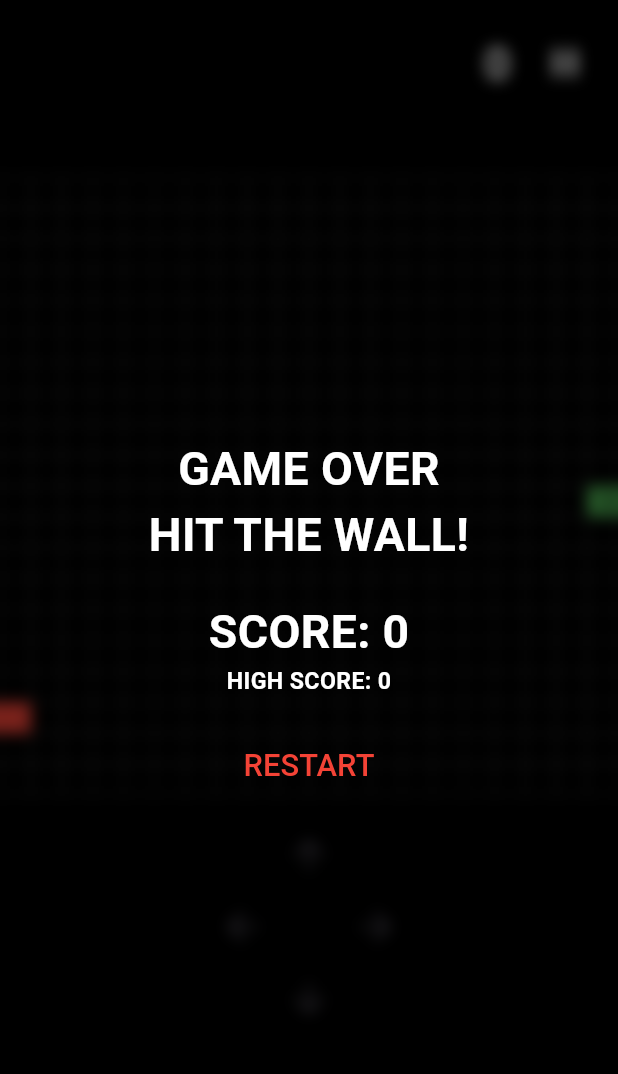
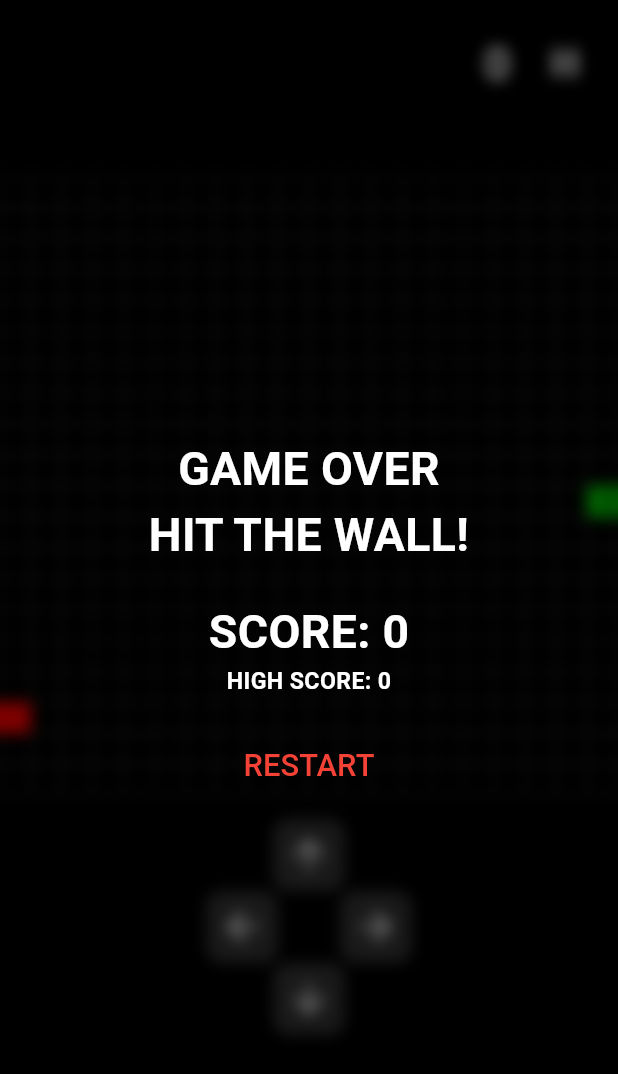
Before and after one commit to pikacu100/flutter_snake, a Flutter app: the screen it shows after launch, after a tap on the "arrow upward" icon, on a phone screen of 412 x 824 dp. Shown: the top 1074 px of the screen. Run offline on Flutter 3.47's test engine with Material 3 defaults, Android fonts, the phone set to English and light mode, and no system bars; our stand-ins replace shared_preferences.

Commit message:
better buttons

```diff
--- a/lib/screens/snakegame.dart
+++ b/lib/screens/snakegame.dart
@@ -253,36 +253,26 @@ class _SnakeGameState extends State<SnakeGame> {
                       padding: const EdgeInsets.all(16.0),
                       child: Column(
                         children: [
-                          IconButton(
-                            icon:
-                                Icon(Icons.arrow_upward, size: cellSize * 1.5),
-                            onPressed: () =>
-                                changeDirection(const Offset(0, -1)),
-                          ),
+                          _buildArrowButton(
+                                Icons.arrow_upward,
+                                () => changeDirection(const Offset(0, -1)),
+                              ),
                           Row(
                             mainAxisAlignment: MainAxisAlignment.center,
                             children: [
-                              IconButton(
-                                icon: Icon(Icons.arrow_back,
-                                    size: cellSize * 1.5),
-                                onPressed: () =>
-                                    changeDirection(const Offset(-1, 0)),
+                               _buildArrowButton(
+                                Icons.arrow_back,
+                                () => changeDirection(const Offset(-1, 0)),
                               ),
                               SizedBox(width: cellSize * 2),
-                              IconButton(
-                                icon: Icon(Icons.arrow_forward,
-                                    size: cellSize * 1.5),
-                                onPressed: () =>
-                                    changeDirection(const Offset(1, 0)),
+                              _buildArrowButton(
+                                Icons.arrow_forward,
+                                () => changeDirection(const Offset(1, 0)),
                               ),
                             ],
                           ),
-                          IconButton(
-                            icon: Icon(Icons.arrow_downward,
-                                size: cellSize * 1.5),
-                            onPressed: () =>
-                                changeDirection(const Offset(0, 1)),
-                          ),
+                          _buildArrowButton(Icons.arrow_downward,
+                              () => changeDirection(const Offset(0, 1))),
                         ],
                       ),
                     ),
@@ -320,7 +310,17 @@ class _SnakeGameState extends State<SnakeGame> {
                             onPressed: togglePause,
                             child: Text(
                               'RESUME',
-                              style: TextStyle(fontSize: cellSize),
+                              style: TextStyle(
+                                  fontSize: cellSize, color: Colors.white),
+                            ),
+                          ),
+                          SizedBox(height: cellSize),
+                          TextButton(
+                            onPressed: startCountdown,
+                            child: Text(
+                              'RESTART',
+                              style: TextStyle(
+                                  fontSize: cellSize, color: Colors.red),
                             ),
                           ),
                         ],
@@ -421,4 +421,24 @@ class _SnakeGameState extends State<SnakeGame> {
       ),
     );
   }
+
+  Widget _buildArrowButton(IconData icon, VoidCallback onPressed) {
+    return Container(
+      decoration: BoxDecoration(
+        color: Colors.white.withOpacity(0.2),
+        borderRadius: BorderRadius.circular(cellSize * 0.5),
+        boxShadow: [
+          BoxShadow(
+            color: Colors.black.withOpacity(0.5),
+            blurRadius: 5,
+            offset: const Offset(0, 2),
+          ),
+        ],
+      ),
+      child: IconButton(
+        icon: Icon(icon, size: cellSize * 1.5, color: Colors.white,),
+        onPressed: onPressed,
+      ),
+    );
+  }
 }
--- a/lib/services/snakepainter.dart
+++ b/lib/services/snakepainter.dart
@@ -33,7 +33,7 @@ class GamePainter extends CustomPainter {
     }
 
     final foodPaint = Paint()
-      ..color = Colors.red
+      ..color = const Color(0xFFFF0000)
       ..style = PaintingStyle.fill;
 
     canvas.drawRect(
@@ -47,7 +47,7 @@ class GamePainter extends CustomPainter {
     );
 
     final snakePaint = Paint()
-      ..color = Colors.green
+      ..color = const Color(0xFF00FF00).withOpacity(0.8)
       ..style = PaintingStyle.fill;
 
     for (var segment in snake) {
```
